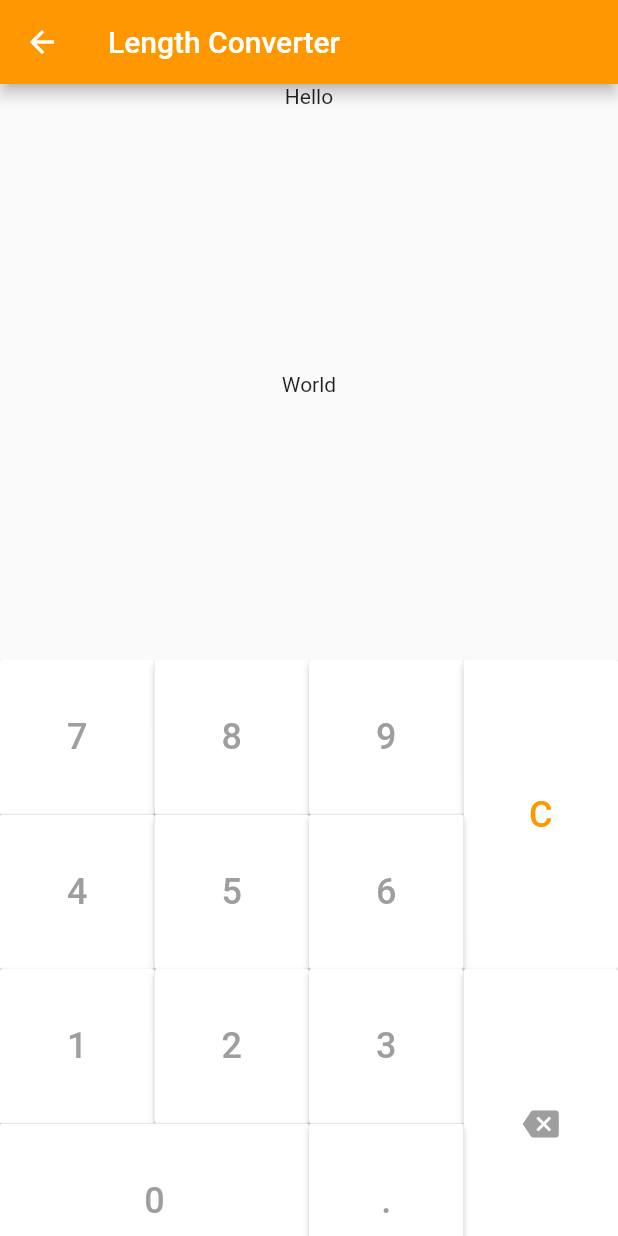
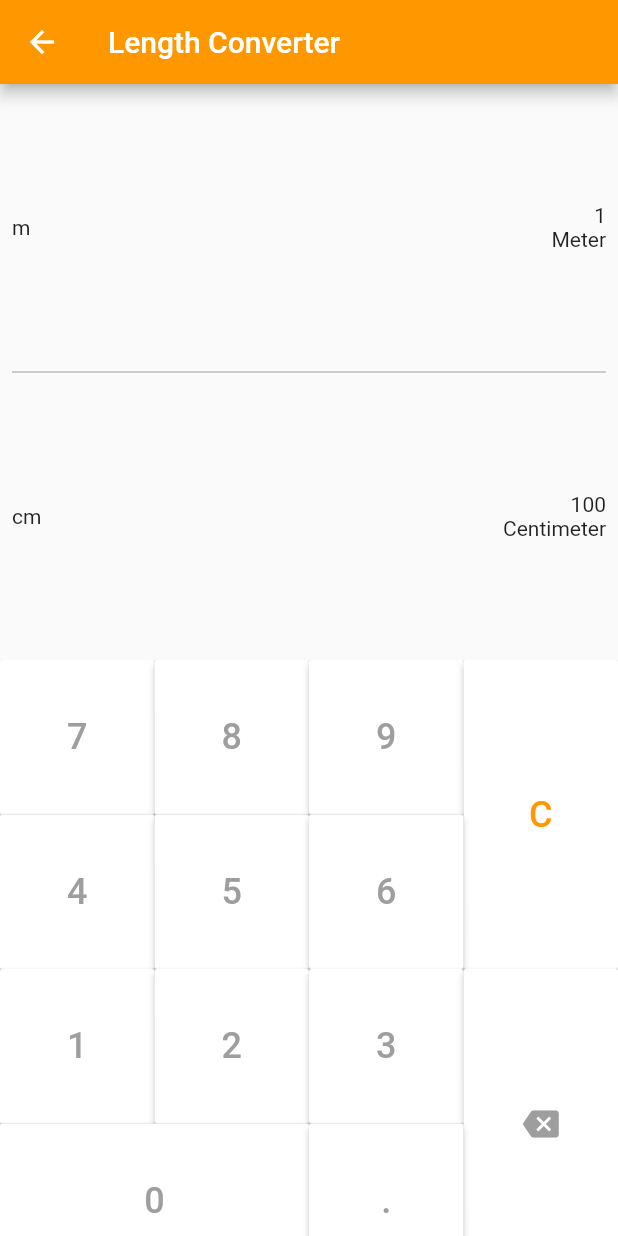
Before and after one commit to CoderJava/Basic-Calculator, a Flutter app: the LengthConverterScreen screen opened directly, on a phone screen of 412 x 824 dp. Run offline on Flutter 3.47's test engine with Material 2 defaults, Android fonts, the phone set to English and light mode, and no system bars; our stand-ins replace auto_size_text.

Commit message:
Create design UI Length Converter

```diff
--- a/lib/ui/length_converter_screen.dart
+++ b/lib/ui/length_converter_screen.dart
@@ -1,7 +1,7 @@
 /*
- * Created by Yudi Setiawan on 1/22/19 9:47 AM
+ * Created by Yudi Setiawan on 1/23/19 10:42 AM
  * Copyright (c) 2019. All right reserved.
- * Last modified 1/22/19 9:45 AM
+ * Last modified 1/23/19 10:39 AM
  */
 
 import 'dart:io';
@@ -45,11 +45,61 @@ class LengthConverterScreenState extends State<LengthConverterScreen> {
                 children: <Widget>[
                   Expanded(
                     flex: 1,
-                    child: Text("Hello"),
+                    child: Padding(
+                      padding: const EdgeInsets.only(
+                        right: 8.0,
+                        left: 8.0,
+                      ),
+                      child: Row(
+                        crossAxisAlignment: CrossAxisAlignment.center,
+                        mainAxisAlignment: MainAxisAlignment.spaceBetween,
+                        children: <Widget>[
+                          Text("m"),
+                          Column(
+                            mainAxisSize: MainAxisSize.min,
+                            crossAxisAlignment: CrossAxisAlignment.end,
+                            children: <Widget>[
+                              Text("1"),
+                              Text("Meter"),
+                            ],
+                          ),
+                        ],
+                      ),
+                    ),
+                  ),
+                  Padding(
+                    padding: const EdgeInsets.only(
+                      right: 8.0,
+                      left: 8.0,
+                    ),
+                    child: Divider(
+                      height: 1.0,
+                      color: Colors.grey,
+                    ),
                   ),
                   Expanded(
                     flex: 1,
-                    child: Text("World"),
+                    child: Padding(
+                      padding: const EdgeInsets.only(
+                        right: 8.0,
+                        left: 8.0,
+                      ),
+                      child: Row(
+                        crossAxisAlignment: CrossAxisAlignment.center,
+                        mainAxisAlignment: MainAxisAlignment.spaceBetween,
+                        children: <Widget>[
+                          Text("cm"),
+                          Column(
+                            mainAxisSize: MainAxisSize.min,
+                            crossAxisAlignment: CrossAxisAlignment.end,
+                            children: <Widget>[
+                              Text("100"),
+                              Text("Centimeter"),
+                            ],
+                          ),
+                        ],
+                      ),
+                    ),
                   ),
                 ],
               ),
```
